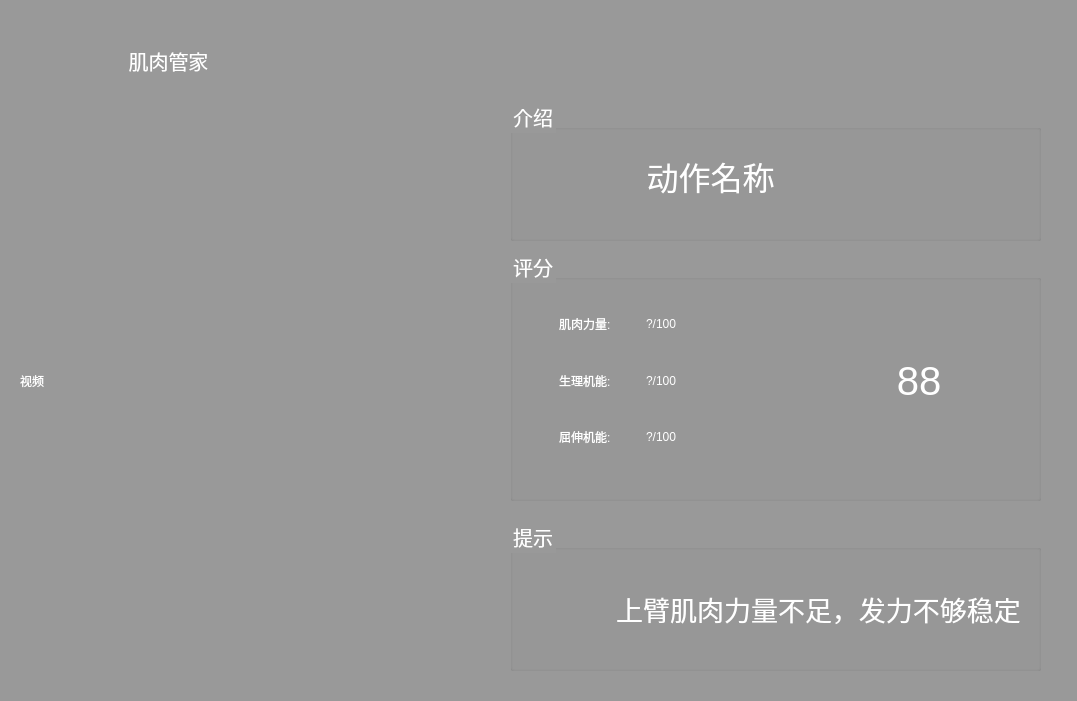
First picture: the form in Interface/exercise.ui, repository Zechen6/IoT, before the edit.
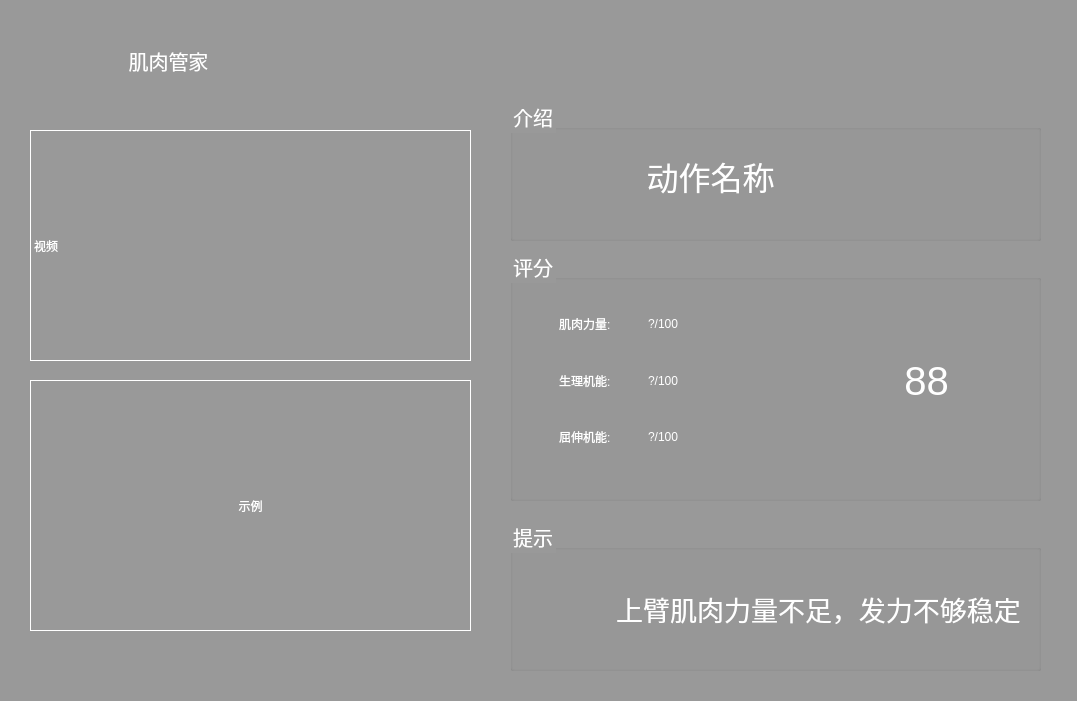
Second picture: the form after the edit. Icons and pictures are not drawn.

The edit to the form file:
```diff
--- a/Interface/exercise.ui
+++ b/Interface/exercise.ui
@@ -556,12 +556,15 @@
   <widget class="QLabel" name="video">
    <property name="geometry">
     <rect>
-     <x>20</x>
-     <y>110</y>
-     <width>431</width>
-     <height>541</height>
+     <x>30</x>
+     <y>130</y>
+     <width>441</width>
+     <height>231</height>
     </rect>
    </property>
+   <property name="frameShape">
+    <enum>QFrame::Box</enum>
+   </property>
    <property name="text">
     <string>视频</string>
    </property>
@@ -655,7 +658,7 @@
      <rect>
       <x>40</x>
       <y>40</y>
-      <width>461</width>
+      <width>471</width>
       <height>181</height>
      </rect>
     </property>
@@ -769,6 +772,31 @@
     </layout>
    </widget>
   </widget>
+  <widget class="QLabel" name="show">
+   <property name="geometry">
+    <rect>
+     <x>30</x>
+     <y>380</y>
+     <width>441</width>
+     <height>251</height>
+    </rect>
+   </property>
+   <property name="frameShape">
+    <enum>QFrame::Box</enum>
+   </property>
+   <property name="text">
+    <string>示例</string>
+   </property>
+   <property name="scaledContents">
+    <bool>false</bool>
+   </property>
+   <property name="alignment">
+    <set>Qt::AlignCenter</set>
+   </property>
+   <property name="wordWrap">
+    <bool>true</bool>
+   </property>
+  </widget>
  </widget>
  <resources/>
  <connections/>
```
